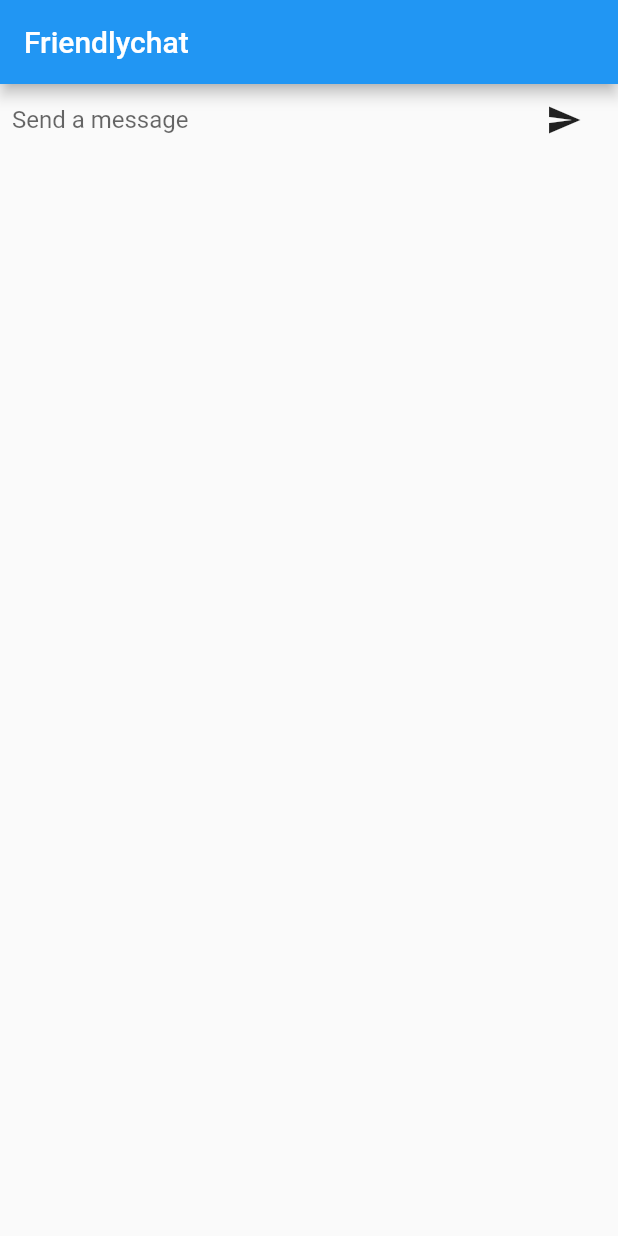
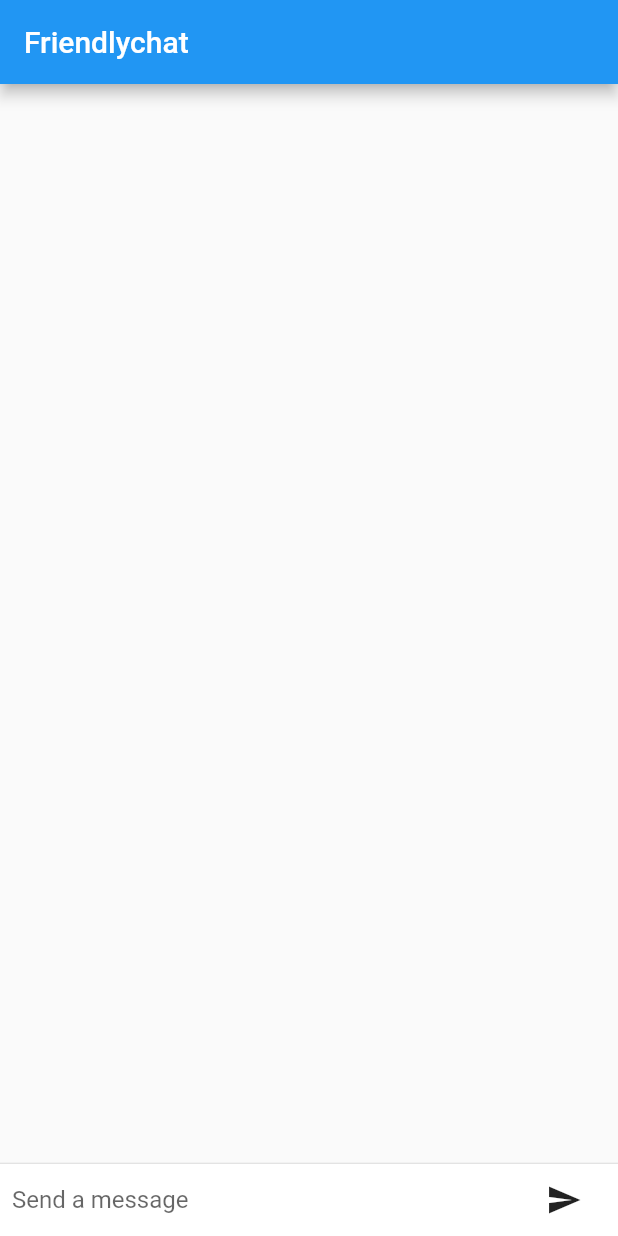
Before and after one commit to erniecho/friendlychat, a Flutter app: the screen it shows after launch, on a phone screen of 412 x 824 dp. Run offline on Flutter 3.47's test engine with Material 2 defaults, Android fonts, the phone set to English and light mode, and no system bars.

```diff
--- a/lib/main.dart
+++ b/lib/main.dart
@@ -27,7 +27,24 @@ class ChatScreenState extends State<ChatScreen> {
   Widget build(BuildContext context) {
     return new Scaffold (
       appBar: new AppBar(title: new Text("Friendlychat")),
-      body: _buildTextComposer(),
+      body: new Column(
+        children: <Widget>[
+          new Flexible(
+            child: new ListView.builder(
+              padding: new EdgeInsets.all(8.0),
+              reverse: true,
+              itemBuilder: (_, int index) => _messages[index],
+              itemCount: _messages.length,
+            ),
+          ),
+          new Divider(height: 1.0),
+          new Container(
+            decoration: new BoxDecoration(
+              color: Theme.of(context).cardColor),
+            child: _buildTextComposer(),
+          ),
+        ],
+      ),
     );
   }
 
```
